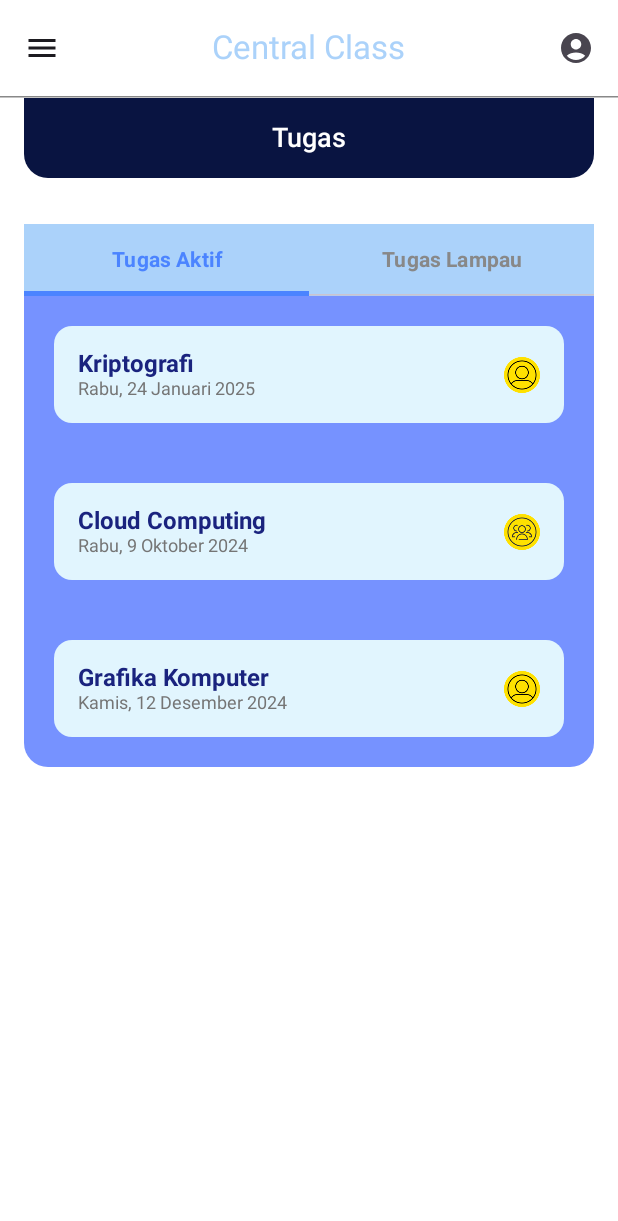
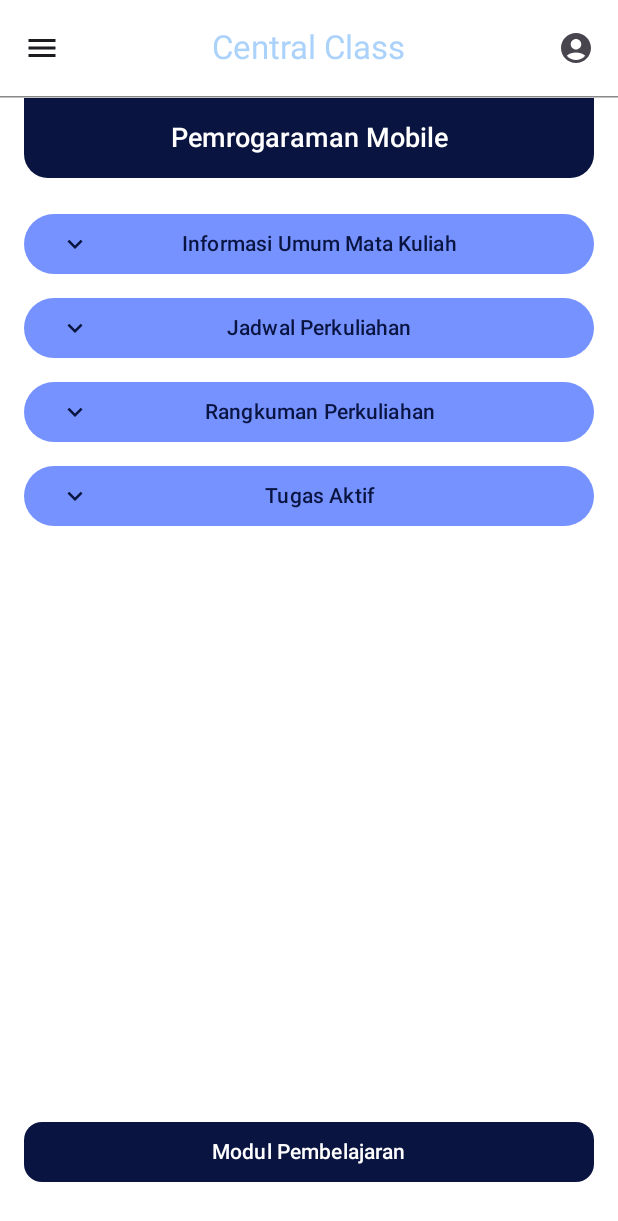
Before and after one commit to delon-nazara/campus-project-pm-end-semester, an Android app built with Jetpack Compose: the screen it shows after launch (MainActivity), on a phone screen of 412 x 824 dp. Shown: the top 1221 px of the screen. Run offline under Robolectric (Android 15) with nearby library versions, the phone set to English and light mode, and no system bars.

Commit message:
Update Halaman Detail Mata Kuliah

```diff
--- a/app/src/main/AndroidManifest.xml
+++ b/app/src/main/AndroidManifest.xml
@@ -12,6 +12,11 @@
         android:supportsRtl="true"
         android:theme="@style/Theme.ProyekAkhirPemrogramanMobile"
         tools:targetApi="31">
+        <activity
+            android:name=".HalamanDetailMataKuliah"
+            android:exported="false"
+            android:label="@string/title_activity_halaman_detail_mata_kuliah"
+            android:theme="@style/Theme.ProyekAkhirPemrogramanMobile" />
         <activity
             android:name=".HalamanDetailTugas"
             android:exported="false"
--- /dev/null
+++ b/app/src/main/java/com/example/proyekakhirpemrogramanmobile/HalamanDetailMataKuliah.kt
@@ -0,0 +1,581 @@
+package com.example.proyekakhirpemrogramanmobile
+
+import android.os.Bundle
+import androidx.activity.ComponentActivity
+import androidx.activity.compose.setContent
+import androidx.activity.enableEdgeToEdge
+import androidx.compose.foundation.Image
+import androidx.compose.foundation.background
+import androidx.compose.foundation.layout.Arrangement
+import androidx.compose.foundation.layout.Box
+import androidx.compose.foundation.layout.Column
+import androidx.compose.foundation.layout.PaddingValues
+import androidx.compose.foundation.layout.Row
+import androidx.compose.foundation.layout.Spacer
+import androidx.compose.foundation.layout.fillMaxSize
+import androidx.compose.foundation.layout.fillMaxWidth
+import androidx.compose.foundation.layout.padding
+import androidx.compose.foundation.layout.size
+import androidx.compose.foundation.layout.width
+import androidx.compose.foundation.lazy.LazyColumn
+import androidx.compose.foundation.lazy.items
+import androidx.compose.foundation.shape.RoundedCornerShape
+import androidx.compose.material.icons.Icons
+import androidx.compose.material.icons.filled.AccountCircle
+import androidx.compose.material.icons.filled.ArrowDropDown
+import androidx.compose.material.icons.filled.Close
+import androidx.compose.material.icons.filled.KeyboardArrowDown
+import androidx.compose.material.icons.filled.KeyboardArrowUp
+import androidx.compose.material.icons.filled.Menu
+import androidx.compose.material3.Button
+import androidx.compose.material3.ButtonDefaults
+import androidx.compose.material3.Card
+import androidx.compose.material3.CenterAlignedTopAppBar
+import androidx.compose.material3.DrawerValue
+import androidx.compose.material3.ExperimentalMaterial3Api
+import androidx.compose.material3.HorizontalDivider
+import androidx.compose.material3.Icon
+import androidx.compose.material3.IconButton
+import androidx.compose.material3.ModalDrawerSheet
+import androidx.compose.material3.ModalNavigationDrawer
+import androidx.compose.material3.Scaffold
+import androidx.compose.material3.Text
+import androidx.compose.material3.TextButton
+import androidx.compose.material3.TopAppBarDefaults
+import androidx.compose.material3.rememberDrawerState
+import androidx.compose.material3.rememberTopAppBarState
+import androidx.compose.runtime.Composable
+import androidx.compose.runtime.getValue
+import androidx.compose.runtime.mutableStateOf
+import androidx.compose.runtime.remember
+import androidx.compose.runtime.rememberCoroutineScope
+import androidx.compose.runtime.setValue
+import androidx.compose.ui.Alignment
+import androidx.compose.ui.Modifier
+import androidx.compose.ui.graphics.Color
+import androidx.compose.ui.graphics.vector.rememberVectorPainter
+import androidx.compose.ui.input.nestedscroll.nestedScroll
+import androidx.compose.ui.res.colorResource
+import androidx.compose.ui.res.painterResource
+import androidx.compose.ui.text.font.FontWeight
+import androidx.compose.ui.tooling.preview.Preview
+import androidx.compose.ui.unit.dp
+import androidx.compose.ui.unit.sp
+import kotlinx.coroutines.launch
+
+class HalamanDetailMataKuliah : ComponentActivity() {
+    override fun onCreate(savedInstanceState: Bundle?) {
+        super.onCreate(savedInstanceState)
+        enableEdgeToEdge()
+        setContent {
+
+        }
+    }
+}
+
+@OptIn(ExperimentalMaterial3Api::class)
+@Composable
+fun MainHalamanDetailMataKuliah() {
+    val drawerState = rememberDrawerState(initialValue = DrawerValue.Closed)
+    val scope = rememberCoroutineScope()
+
+    ModalNavigationDrawer(
+        drawerState = drawerState,
+        drawerContent = {
+            ModalDrawerSheet{
+                //===============
+                // Drawer content
+                //===============
+                Column(
+                    modifier = Modifier
+                        .fillMaxSize()
+                        .background(colorResource(R.color.very_light_blue)),
+                    verticalArrangement = Arrangement.SpaceBetween
+                ){
+                    Column(
+                        modifier = Modifier.background(colorResource(R.color.very_light_blue)),
+                        verticalArrangement = Arrangement.Center
+                    ){
+                        Row(
+                            modifier = Modifier
+                                .fillMaxWidth()
+                                .padding(8.dp),
+                            horizontalArrangement = Arrangement.SpaceBetween
+                        ) {
+                            IconButton(
+                                onClick = {
+                                    scope.launch {
+                                        if (drawerState.isOpen) drawerState.close() else drawerState.open()
+                                    }
+                                },
+                                modifier = Modifier.size(64.dp)
+                            ) {
+                                Icon(
+                                    painter = rememberVectorPainter(image = Icons.Filled.Close),
+                                    contentDescription = "Localized description",
+                                    tint = Color.Black,
+                                    modifier = Modifier.size(48.dp)
+                                )
+                            }
+                            Spacer(modifier = Modifier.width(50.dp))
+                        }
+                    }
+                    HorizontalDivider(
+                        modifier = Modifier.fillMaxWidth(),
+                        thickness = 1.dp,
+                        color = Color.Gray
+                    )
+                    Column(
+                        modifier = Modifier
+                            .fillMaxWidth()
+                            .padding(16.dp)
+                    ){
+                        //=================================================
+                        //Button Beranda untuk Navigation Drawer
+                        //=================================================
+                        TextButton(
+                            onClick = { /* Handle click for Beranda */ },
+                            modifier = Modifier
+                                .fillMaxWidth()
+                                .padding(vertical = 4.dp)
+                                .align(Alignment.Start)
+                        ) {
+                            Row(
+                                horizontalArrangement = Arrangement.Start,
+                                modifier = Modifier
+                                    .fillMaxWidth()
+                                    .padding(start = 10.dp)
+                            ){
+                                Text(
+                                    text = "Beranda",
+                                    color = Color.White,
+                                )
+                            }
+                        }
+                        //=================================================
+                        //Button Jadwal untuk Navigation Drawer
+                        //=================================================
+                        TextButton(
+                            onClick = { /* Handle click for Jadwal */ },
+                            modifier = Modifier
+                                .fillMaxWidth()
+                                .padding(vertical = 4.dp)
+                                .align(Alignment.Start)
+                        ) {
+                            Row(
+                                horizontalArrangement = Arrangement.Start,
+                                modifier = Modifier
+                                    .fillMaxWidth()
+                                    .padding(start = 10.dp)
+                            ){
+                                Text(
+                                    text = "Jadwal",
+                                    color = Color.White,
+                                )
+                            }
+                        }
+                        //=================================================
+                        //Button Mata Kuliah untuk Navigation Drawer
+                        //=================================================
+                        TextButton(
+                            onClick = { /* Handle click for MataKuliah */ },
+                            modifier = Modifier
+                                .fillMaxWidth()
+                                .padding(vertical = 4.dp)
+                                .align(Alignment.Start)
+                        ) {
+                            Row(
+                                horizontalArrangement = Arrangement.Start,
+                                modifier = Modifier
+                                    .fillMaxWidth()
+                                    .padding(start = 10.dp)
+                            ){
+                                Text(
+                                    text = "Mata Kuliah",
+                                    color = Color.White,
+                                )
+                            }
+                        }
+                        //=================================================
+                        //Button Tugas untuk Navigation Drawer
+                        //=================================================
+                        TextButton(
+                            onClick = { /* Handle click for Tugas */ },
+                            modifier = Modifier
+                                .fillMaxWidth()
+                                .padding(vertical = 4.dp)
+                                .align(Alignment.Start)
+                        ) {
+                            Row(
+                                horizontalArrangement = Arrangement.Start,
+                                modifier = Modifier
+                                    .fillMaxWidth()
+                                    .padding(start = 10.dp)
+                            ){
+                                Text(
+                                    text = "Tugas",
+                                    color = Color.White,
+                                )
+                            }
+                        }
+                        //=================================================
+                        //Button Beranda untuk Navigation Drawer
+                        //=================================================
+                        TextButton(
+                            onClick = { /* Handle click for Modul */ },
+                            modifier = Modifier
+                                .fillMaxWidth()
+                                .padding(vertical = 4.dp)
+                                .align(Alignment.Start)
+                        ) {
+                            Row(
+                                horizontalArrangement = Arrangement.Start,
+                                modifier = Modifier
+                                    .fillMaxWidth()
+                                    .padding(start = 10.dp)
+                            ){
+                                Text(
+                                    text = "Modul",
+                                    color = Color.White,
+                                )
+                            }
+                        }
+                        //=================================================
+                        //Button Informasi untuk Navigation Drawer
+                        //=================================================
+                        TextButton(
+                            onClick = { /* Handle click for Informasi*/ },
+                            modifier = Modifier
+                                .fillMaxWidth()
+                                .padding(vertical = 4.dp)
+                                .align(Alignment.Start)
+                        ) {
+                            Row(
+                                horizontalArrangement = Arrangement.Start,
+                                modifier = Modifier
+                                    .fillMaxWidth()
+                                    .padding(start = 10.dp)
+                            ){
+                                Text(
+                                    text = "Informasi",
+                                    color = Color.White,
+                                )
+                            }
+                        }
+                        //=================================================
+                        //Button Alat untuk Navigation Drawer
+                        //=================================================
+                        TextButton(
+                            onClick = { /* Handle click for Alat */ },
+                            modifier = Modifier
+                                .fillMaxWidth()
+                                .padding(vertical = 4.dp)
+                                .align(Alignment.Start)
+                        ) {
+                            Row(
+                                horizontalArrangement = Arrangement.Start,
+                                modifier = Modifier
+                                    .fillMaxWidth()
+                                    .padding(start = 10.dp)
+                            ){
+                                Text(
+                                    text = "Alat",
+                                    color = Color.White,
+                                )
+                            }
+                        }
+                        //=================================================
+                        //Button Pengaturan untuk Navigation Drawer
+                        //=================================================
+                        TextButton(
+                            onClick = { /* Handle click for Pengaturan*/ },
+                            modifier = Modifier
+                                .fillMaxWidth()
+                                .padding(vertical = 4.dp)
+                                .align(Alignment.Start)
+                        ) {
+                            Row(
+                                horizontalArrangement = Arrangement.Start,
+                                modifier = Modifier
+                                    .fillMaxWidth()
+                                    .padding(start = 10.dp)
+                            ){
+                                Text(
+                                    text = "Pengaturan",
+                                    color = Color.White,
+                                )
+                            }
+                        }
+
+
+                    }
+                    Spacer(modifier = Modifier.weight(1f))
+                    Row(
+                        modifier = Modifier
+                            .fillMaxWidth()
+                            .background(colorResource(R.color.dark_blue))
+                            .padding(16.dp),
+                        verticalAlignment = Alignment.CenterVertically,
+
+                        ) {
+                        //=================================================
+                        //Button Profil paling bawah untuk Navigation Drawer
+                        //=================================================
+                        Button(onClick = {/* Handle click for Profil di paling bawah*/},
+                            modifier = Modifier.fillMaxWidth(),
+                            colors = ButtonDefaults.buttonColors(Color.Transparent)
+                        ) {
+                            Row(
+                                modifier = Modifier.fillMaxWidth(),
+                                horizontalArrangement = Arrangement.Start
+                            ){
+                                Image(
+                                    painter = painterResource(id = R.drawable.profil_arkan),
+                                    contentDescription = "Profile Image",
+                                    modifier = Modifier
+                                        .size(50.dp)
+                                        .padding(end = 20.dp)
+                                        .padding(start = 10.dp)
+                                )
+                                Column {
+                                    Text(
+                                        text = "Usama Bin Laden",
+                                        color = Color.White,
+                                    )
+                                    Text(
+                                        text = "221401999",
+                                        color = Color.White,
+                                    )
+                                }
+                            }
+                        }
+                    }
+                }
+            }
+        },
+    ) {
+        //=================================================
+        //Navigasi Top App Bar
+        //=================================================
+        val scrollBehavior = TopAppBarDefaults.pinnedScrollBehavior(rememberTopAppBarState())
+
+        Scaffold(
+            modifier = Modifier.nestedScroll(scrollBehavior.nestedScrollConnection),
+            topBar = {
+                CenterAlignedTopAppBar(
+                    colors = TopAppBarDefaults.centerAlignedTopAppBarColors(
+                        containerColor = Color.White,
+                        titleContentColor = colorResource(id = R.color.birulangit)
+                    ),
+                    title = {
+                        Text(
+                            text = "Central Class"
+                        )
+                    },
+                    navigationIcon = {
+                        //=================================================
+                        //Button untuk membuka Drawer
+                        //=================================================
+                        IconButton(onClick = {
+                            scope.launch {
+                                if (drawerState.isClosed) drawerState.open() else drawerState.close()
+                            }
+                        }) {
+                            Icon(
+                                imageVector = Icons.Filled.Menu,
+                                contentDescription = "Menu"
+                            )
+                        }
+                    },
+                    actions = {
+                        //=================================================
+                        //Button Profil kanan Top App Bar
+                        //=================================================
+                        IconButton(onClick = { /* do something */ }) {
+                            Icon(
+                                imageVector = Icons.Filled.AccountCircle,
+                                contentDescription = "Account"
+                            )
+                        }
+                    },
+                    scrollBehavior = scrollBehavior
+                )
+            }
+
+        ) { contentPadding ->
+            IsiDetailMataKuliah(contentPadding)
+        }
+    }
+}
+
+@Preview(
+    showBackground = true
+)
+@Composable
+fun PreviewHalamanDetailMataKuliah(modifier: Modifier = Modifier) {
+    MainHalamanDetailMataKuliah()
+}
+
+@Composable
+fun IsiDetailMataKuliah(paddingValues: PaddingValues) {
+    Column(
+        modifier = Modifier
+            .fillMaxSize()
+            .padding(paddingValues)
+            .background(Color.White)
+    ) {
+        HorizontalDivider(
+            modifier = Modifier.fillMaxWidth(),
+            thickness = 1.dp,
+            color = Color.Gray
+        )
+        //==========================
+        //Ribbon
+        //==========================
+        Box(
+            modifier = Modifier
+                .fillMaxWidth()
+                .padding(horizontal = 16.dp)
+                .background(
+                    color = colorResource(R.color.dark_blue),
+                    shape = RoundedCornerShape(
+                        bottomStart = 16.dp,
+                        bottomEnd = 16.dp
+                    )
+                )
+                .padding(vertical = 16.dp),
+            contentAlignment = Alignment.Center
+        ) {
+            Text(
+                text = "Pemrogaraman Mobile",
+                color = Color.White,
+                fontSize = 18.sp,
+                fontWeight = FontWeight.SemiBold
+            )
+        }
+            DetailMatakuliahScreen()
+    }
+}
+//==============================
+//Detail Matakuliah Dengan Dropdown
+//==============================
+@Composable
+fun DetailMatakuliahScreen() {
+    val dropdownItems = listOf("Informasi Umum Mata Kuliah", "Jadwal Perkuliahan", "Rangkuman Perkuliahan", "Tugas Aktif")
+    var expandedItem by remember { mutableStateOf<String?>(null) }
+
+    Column(
+        modifier = Modifier
+            .fillMaxSize()
+            .padding(16.dp)
+    ) {
+        dropdownItems.forEach { item ->
+            DropdownItem(
+                title = item,
+                expanded = expandedItem == item,
+                onClick = { expandedItem = if (expandedItem == item) null else item }
+            )
+        }
+        Spacer(modifier = Modifier.weight(1f))
+        Button(
+            onClick = { /* Implementasikan navigasi atau tindakan lainnya */ },
+            modifier = Modifier
+                .fillMaxWidth()
+                .padding(vertical = 16.dp),
+            colors = ButtonDefaults.buttonColors(colorResource(R.color.dark_blue)),
+            shape = RoundedCornerShape(12.dp)
+        ) {
+            Text(text = "Modul Pembelajaran", color = Color.White)
+        }
+    }
+}
+//======================
+//ISI DROPDOWN ITEM
+//======================
+@Composable
+fun DropdownItem(title: String, expanded: Boolean, onClick: () -> Unit) {
+    Column(modifier = Modifier.fillMaxWidth()) {
+        Button(
+            onClick = onClick,
+            modifier = Modifier
+                .fillMaxWidth()
+                .padding(vertical = 4.dp),
+            colors = ButtonDefaults.buttonColors(colorResource(R.color.very_light_blue)),
+        ) {
+            Row(
+                verticalAlignment = Alignment.CenterVertically,
+                modifier = Modifier.fillMaxWidth(),
+                horizontalArrangement = Arrangement.SpaceBetween
+            ) {
+                Icon(
+                    imageVector = if (expanded) Icons.Default.KeyboardArrowUp else Icons.Default.KeyboardArrowDown, // Ubah dengan ikon sesuai kebutuhan Anda
+                    contentDescription = null,
+                    tint = colorResource(R.color.dark_blue),
+                    modifier = Modifier.size(20.dp)
+                )
+                Text(text = title, color = colorResource(R.color.dark_blue))
+                Spacer(modifier = Modifier.width(5.dp))
+            }
+        }
+
+        if (expanded) {
+            when (title) {
+                "Informasi Umum Mata Kuliah" -> InformasiUmumContent(mataKuliahData)
+                // Tambahkan konten lainnya sesuai dengan menu yang lain
+            }
+        }
+    }
+}
+//================
+//Data Class Dummy
+//================
+data class MataKuliahInfo(
+    val label: String,
+    val value: String
+)
+val mataKuliahData = listOf(
+    MataKuliahInfo("Nama Mata Kuliah", "Pemrograman Mobile"),
+    MataKuliahInfo("Kode Mata Kuliah", "ILK3105"),
+    MataKuliahInfo("Jumlah SKS", "3 SKS"),
+    MataKuliahInfo("Semester", "5"),
+    MataKuliahInfo("Nama Dosen", "Sri Melvani Hardi S.Kom., M.Kom \n Nurrahmadayeni M.Kom"),
+    MataKuliahInfo("Jumlah Mahasiswa", "33 Mahasiswa")
+)
+
+//==================================
+//Lazy Column untuk data class dummy
+//==================================
+@Composable
+fun InformasiUmumContent(infoList: List<MataKuliahInfo>) {
+    Card(
+        modifier = Modifier.padding(horizontal = 16.dp),
+        shape = RoundedCornerShape(12.dp)
+    ){
+
+        LazyColumn(
+            modifier = Modifier
+                .fillMaxWidth()
+                .background(Color(0xFFE0E7FF))
+                .padding(16.dp),
+
+        ) {
+            items(infoList) { info ->
+                Row(
+                    modifier = Modifier
+                        .fillMaxWidth()
+                        .padding(vertical = 4.dp)
+                ) {
+                    Column{
+                        Text(
+                            text = "${info.label} : ",
+                        )
+                        Text(
+                            text = info.value,
+                            fontWeight = FontWeight.Bold,
+                        )
+                    }
+                }
+            }
+        }
+    }
+}
--- a/app/src/main/java/com/example/proyekakhirpemrogramanmobile/MainActivity.kt
+++ b/app/src/main/java/com/example/proyekakhirpemrogramanmobile/MainActivity.kt
@@ -32,8 +32,9 @@ class MainActivity : ComponentActivity() {
             //TEMPAT TES ACTIVITY//
 //          =====================
             //MainTemplate()
-            MainHalamanTugas()
+//            MainHalamanTugas()
 //            LazyColumnDemo()
+            MainHalamanDetailMataKuliah()
 //          =====================
         }
     }
--- a/app/src/main/res/values/strings.xml
+++ b/app/src/main/res/values/strings.xml
@@ -9,4 +9,5 @@
     <string name="title_activity_halaman_mata_kuliah_kosong">HalamanMataKuliahKosong</string>
     <string name="title_activity_halaman_tugas_aktif">HalamanTugasAktif</string>
     <string name="title_activity_halaman_detail_tugas">HalamanDetailTugas</string>
+    <string name="title_activity_halaman_detail_mata_kuliah">HalamanDetailMataKuliah</string>
 </resources>
```
